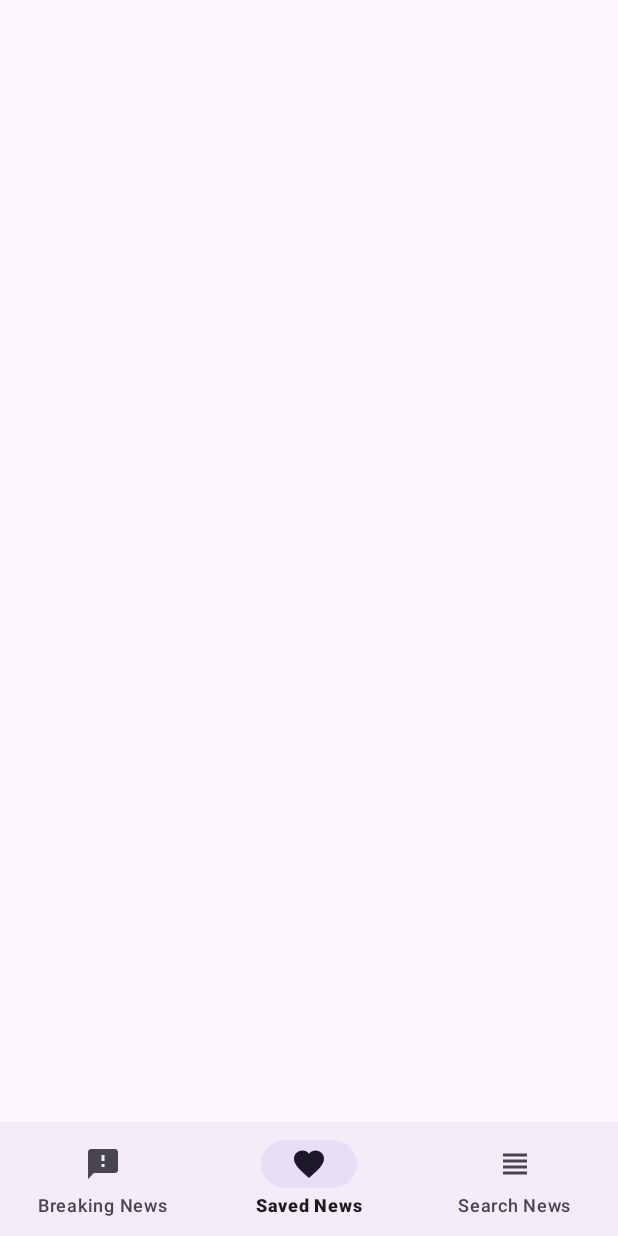
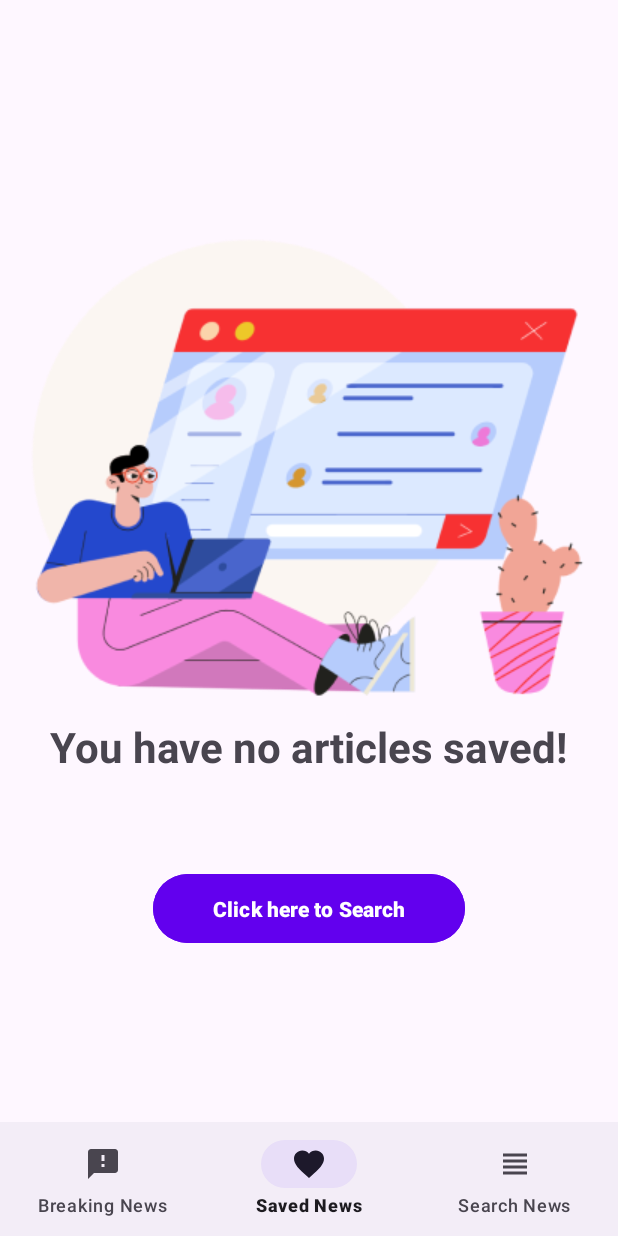
Before and after one commit to ToskePG/NewsApplication, an Android app: the SavedNewsFragment screen opened through its navigation route, on a phone screen of 412 x 824 dp. Run offline under Robolectric (Android 15) with nearby library versions, the phone set to English and light mode, and no system bars; our stand-ins replace Room's generated code, navigation-ui; network calls fail; pictures from the network do not load; 1 statement that could not run was skipped.

Commit message:
Adds empty state for saved news fragment.

```diff
--- a/app/src/main/java/com/example/mvvmappclass/ui/fragments/SavedNewsFragment.kt
+++ b/app/src/main/java/com/example/mvvmappclass/ui/fragments/SavedNewsFragment.kt
@@ -6,6 +6,7 @@ import android.view.LayoutInflater
 import android.view.View
 import android.view.ViewGroup
 import android.widget.Toast
+import androidx.core.view.isVisible
 import androidx.fragment.app.Fragment
 import androidx.navigation.fragment.findNavController
 import androidx.recyclerview.widget.ItemTouchHelper
@@ -69,10 +70,18 @@ class SavedNewsFragment : Fragment(R.layout.fragment_saved_news) {
 
         viewModel.getSavedNews().observe(viewLifecycleOwner) { articles ->
             newsAdapter.differ.submitList(articles)
+            binding.apply {
+                rvSavedNews.isVisible = articles.isNotEmpty()
+                ivEmptyState.isVisible = articles.isEmpty()
+                tvEmptyStateText.isVisible = articles.isEmpty()
+                btnSearchNews.isVisible = articles.isEmpty()
+            }
         }
 
+        binding.btnSearchNews.setOnClickListener{
+            navigateToSearchNews()
+        }
     }
-
 
     private fun setupRecyclerView() {
         newsAdapter = NewsAdapter()
@@ -107,4 +116,8 @@ class SavedNewsFragment : Fragment(R.layout.fragment_saved_news) {
     private fun String.showToast(context: Context){
         Toast.makeText(context, this, Toast.LENGTH_SHORT).show()
     }
+
+    private fun navigateToSearchNews(){
+        findNavController().navigate(R.id.savedToSearchNews)
+    }
 }
--- a/app/src/main/res/layout/fragment_saved_news.xml
+++ b/app/src/main/res/layout/fragment_saved_news.xml
@@ -1,6 +1,6 @@
 <?xml version="1.0" encoding="utf-8"?>
 <FrameLayout xmlns:android="http://schemas.android.com/apk/res/android"
-    xmlns:tools="http://schemas.android.com/tools"
+    xmlns:app="http://schemas.android.com/apk/res-auto"
     android:layout_width="match_parent"
     android:layout_height="match_parent">
 
@@ -9,4 +9,42 @@
         android:layout_width="match_parent"
         android:layout_height="match_parent" />
 
+    <ImageView
+        android:id="@+id/ivEmptyState"
+        android:layout_width="wrap_content"
+        android:layout_height="wrap_content"
+        android:src="@drawable/amigos"
+        android:layout_gravity="center"
+        android:layout_marginTop="-60dp"
+        android:visibility="gone"
+        android:contentDescription="@string/no_saved_news" />
+
+    <TextView
+        android:id="@+id/tvEmptyStateText"
+        android:layout_width="wrap_content"
+        android:layout_height="wrap_content"
+        android:text="@string/you_have_no_articles_saved"
+        android:layout_gravity="center"
+        android:textSize="28sp"
+        android:textStyle="bold"
+        android:layout_marginTop="124dp"
+        android:visibility="gone"/>
+
+    <com.google.android.material.button.MaterialButton
+        android:id="@+id/btnSearchNews"
+        android:layout_width="208dp"
+        android:layout_marginTop="248dp"
+        android:backgroundTint="@color/colorPrimary"
+        android:layout_gravity="center"
+        android:layout_height="54dp"
+        android:layout_marginStart="24dp"
+        android:layout_marginEnd="24dp"
+        android:layout_marginBottom="16dp"
+        app:cornerRadius="30dp"
+        android:enabled="false"
+        android:text="@string/click_here_to_search"
+        android:textColor="@color/white"
+        android:textStyle="bold"
+        android:visibility="gone"/>
+
 </FrameLayout>
--- a/app/src/main/res/navigation/news_nav_graph.xml
+++ b/app/src/main/res/navigation/news_nav_graph.xml
@@ -18,6 +18,9 @@
         <action
             android:id="@+id/savedToSingleArticle"
             app:destination="@id/articleFragment" />
+        <action
+            android:id="@+id/savedToSearchNews"
+            app:destination="@id/searchNewsFragment" />
     </fragment>
     <fragment
         android:id="@+id/searchNewsFragment"
--- a/app/src/main/res/values/colors.xml
+++ b/app/src/main/res/values/colors.xml
@@ -3,4 +3,5 @@
     <color name="colorPrimary">#6200EE</color>
     <color name="colorPrimaryDark">#3700B3</color>
     <color name="colorAccent">#03DAC5</color>
+    <color name="white">#FFFFFF</color>
 </resources>
--- a/app/src/main/res/values/strings.xml
+++ b/app/src/main/res/values/strings.xml
@@ -2,4 +2,7 @@
     <string name="app_name">NewsPriprema</string>
     <string name="successfully_deleted_this_article">Successfully deleted this article</string>
     <string name="no_additional_data_for_this_article">No additional data for this article</string>
+    <string name="click_here_to_search">Click here to Search</string>
+    <string name="you_have_no_articles_saved">You have no articles saved!</string>
+    <string name="no_saved_news">No Saved News</string>
 </resources>
```
Also changed, not shown: app/src/main/res/drawable/amigos.png (added).
